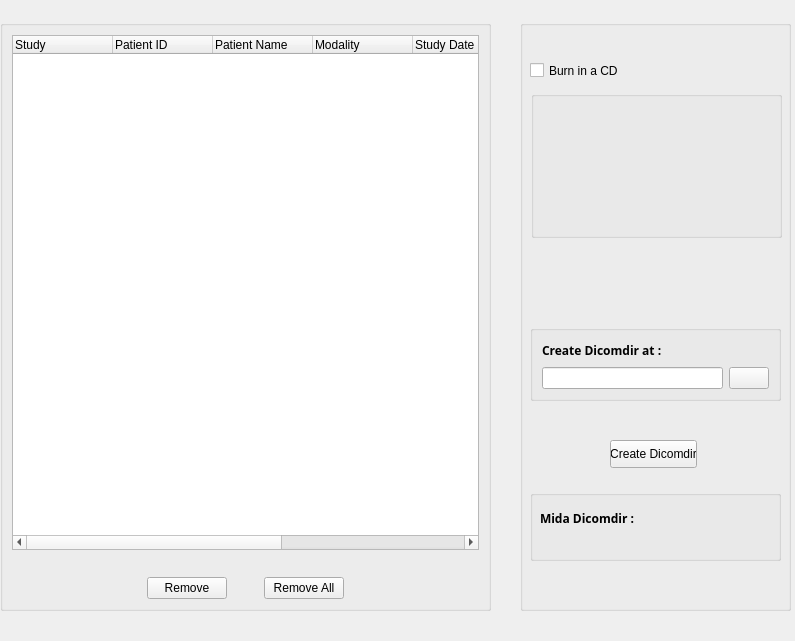
This is starviewer/src/interface/qcreatedicomdirbase.ui in starviewer-medical/starviewer as Qt 5 draws it before an edit. The edited form follows.
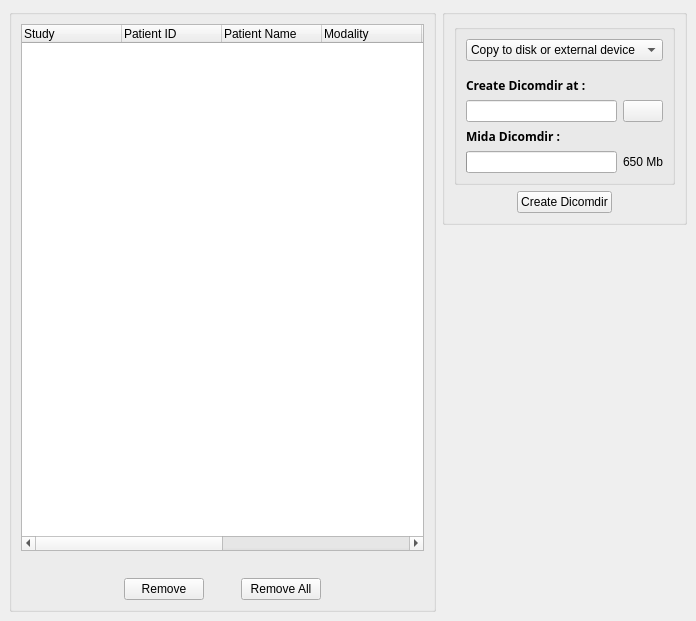
This is the edited form. Icons and pictures are not drawn.

Commit message: ENH: Es permet gravar dicomdirs a cd o dvd amb el k3b, encara el sistema no esta del tot implementat, els canvis es pugen per comprovar que el k3b gravi correctament amb l'ordinador INVES, que disposa de gravadora

Patch:
```diff
--- a/starviewer/src/interface/qcreatedicomdirbase.ui
+++ b/starviewer/src/interface/qcreatedicomdirbase.ui
@@ -8,22 +8,247 @@
    <rect>
     <x>0</x>
     <y>0</y>
-    <width>795</width>
-    <height>641</height>
+    <width>695</width>
+    <height>621</height>
    </rect>
   </property>
   <property name="windowTitle" >
    <string>Create DicomDir</string>
   </property>
+  <layout class="QGridLayout" >
+   <property name="margin" >
+    <number>9</number>
+   </property>
+   <property name="spacing" >
+    <number>6</number>
+   </property>
+   <item row="0" column="1" >
+    <layout class="QVBoxLayout" >
+     <property name="margin" >
+      <number>0</number>
+     </property>
+     <property name="spacing" >
+      <number>6</number>
+     </property>
+     <item>
+      <widget class="QGroupBox" name="groupBox" >
+       <property name="title" >
+        <string/>
+       </property>
+       <layout class="QGridLayout" >
+        <property name="margin" >
+         <number>9</number>
+        </property>
+        <property name="spacing" >
+         <number>6</number>
+        </property>
+        <item row="0" column="0" >
+         <widget class="QGroupBox" name="groupBox_2" >
+          <property name="title" >
+           <string/>
+          </property>
+          <layout class="QGridLayout" >
+           <property name="margin" >
+            <number>9</number>
+           </property>
+           <property name="spacing" >
+            <number>6</number>
+           </property>
+           <item row="1" column="0" >
+            <spacer>
+             <property name="orientation" >
+              <enum>Qt::Vertical</enum>
+             </property>
+             <property name="sizeType" >
+              <enum>QSizePolicy::Fixed</enum>
+             </property>
+             <property name="sizeHint" >
+              <size>
+               <width>20</width>
+               <height>10</height>
+              </size>
+             </property>
+            </spacer>
+           </item>
+           <item row="5" column="1" >
+            <widget class="QLabel" name="m_labelMbCdDvdOcupat" >
+             <property name="autoFillBackground" >
+              <bool>false</bool>
+             </property>
+             <property name="text" >
+              <string>650 Mb</string>
+             </property>
+             <property name="alignment" >
+              <set>Qt::AlignCenter</set>
+             </property>
+            </widget>
+           </item>
+           <item row="5" column="0" >
+            <widget class="QProgressBar" name="m_progressBarOcupat" >
+             <property name="maximum" >
+              <number>100</number>
+             </property>
+             <property name="value" >
+              <number>0</number>
+             </property>
+             <property name="textVisible" >
+              <bool>false</bool>
+             </property>
+             <property name="orientation" >
+              <enum>Qt::Horizontal</enum>
+             </property>
+             <property name="textDirection" >
+              <enum>QProgressBar::TopToBottom</enum>
+             </property>
+            </widget>
+           </item>
+           <item row="4" column="0" colspan="2" >
+            <widget class="QLabel" name="m_labelSizeOfDicomdir" >
+             <property name="font" >
+              <font>
+               <family>Sans Serif</family>
+               <pointsize>9</pointsize>
+               <weight>75</weight>
+               <italic>false</italic>
+               <bold>true</bold>
+               <underline>false</underline>
+               <strikeout>false</strikeout>
+              </font>
+             </property>
+             <property name="text" >
+              <string>Mida Dicomdir :</string>
+             </property>
+            </widget>
+           </item>
+           <item row="3" column="0" colspan="2" >
+            <layout class="QHBoxLayout" >
+             <property name="margin" >
+              <number>0</number>
+             </property>
+             <property name="spacing" >
+              <number>6</number>
+             </property>
+             <item>
+              <widget class="QLineEdit" name="m_lineEditDicomdirPath" />
+             </item>
+             <item>
+              <widget class="QPushButton" name="m_buttonExamineDisk" >
+               <property name="text" >
+                <string/>
+               </property>
+               <property name="icon" >
+                <iconset resource="../main/main.qrc" >:/images/folderclose.png</iconset>
+               </property>
+              </widget>
+             </item>
+            </layout>
+           </item>
+           <item row="2" column="0" colspan="2" >
+            <widget class="QLabel" name="m_labelCreateDicomdir" >
+             <property name="font" >
+              <font>
+               <family>Sans Serif</family>
+               <pointsize>9</pointsize>
+               <weight>75</weight>
+               <italic>false</italic>
+               <bold>true</bold>
+               <underline>false</underline>
+               <strikeout>false</strikeout>
+              </font>
+             </property>
+             <property name="text" >
+              <string>Create Dicomdir at :</string>
+             </property>
+            </widget>
+           </item>
+           <item row="0" column="0" colspan="2" >
+            <widget class="QComboBox" name="m_comboBoxAction" >
+             <item>
+              <property name="text" >
+               <string>Copy to disk or external device</string>
+              </property>
+             </item>
+             <item>
+              <property name="text" >
+               <string>Burn in a Cd</string>
+              </property>
+             </item>
+             <item>
+              <property name="text" >
+               <string>Burn in a Dvd</string>
+              </property>
+             </item>
+            </widget>
+           </item>
+          </layout>
+         </widget>
+        </item>
+        <item row="1" column="0" >
+         <layout class="QHBoxLayout" >
+          <property name="margin" >
+           <number>0</number>
+          </property>
+          <property name="spacing" >
+           <number>6</number>
+          </property>
+          <item>
+           <spacer>
+            <property name="orientation" >
+             <enum>Qt::Horizontal</enum>
+            </property>
+            <property name="sizeHint" >
+             <size>
+              <width>40</width>
+              <height>20</height>
+             </size>
+            </property>
+           </spacer>
+          </item>
+          <item>
+           <widget class="QPushButton" name="m_buttonCreateDicomdir" >
+            <property name="toolTip" >
+             <string>Creates the Dicomdir with the selected studies</string>
+            </property>
+            <property name="text" >
+             <string>Create Dicomdir</string>
+            </property>
+           </widget>
+          </item>
+          <item>
+           <spacer>
+            <property name="orientation" >
+             <enum>Qt::Horizontal</enum>
+            </property>
+            <property name="sizeHint" >
+             <size>
+              <width>40</width>
+              <height>20</height>
+             </size>
+            </property>
+           </spacer>
+          </item>
+         </layout>
+        </item>
+       </layout>
+      </widget>
+     </item>
+     <item>
+      <spacer>
+       <property name="orientation" >
+        <enum>Qt::Vertical</enum>
+       </property>
+       <property name="sizeHint" >
+        <size>
+         <width>20</width>
+         <height>381</height>
+        </size>
+       </property>
+      </spacer>
+     </item>
+    </layout>
+   </item>
+   <item row="0" column="0" >
   <widget class="QGroupBox" name="GroupBox1" >
-   <property name="geometry" >
-    <rect>
-     <x>0</x>
-     <y>20</y>
-     <width>491</width>
-     <height>591</height>
-    </rect>
-   </property>
    <property name="title" >
     <string/>
    </property>
@@ -36,6 +261,12 @@
     </property>
     <item>
      <widget class="QTreeWidget" name="m_dicomdirStudiesList" >
+        <property name="minimumSize" >
+         <size>
+          <width>403</width>
+          <height>0</height>
+         </size>
+        </property>
       <column>
        <property name="text" >
         <string>Study</string>
@@ -168,170 +399,8 @@
     </item>
    </layout>
   </widget>
-  <widget class="QGroupBox" name="groupBox" >
-   <property name="geometry" >
-    <rect>
-     <x>520</x>
-     <y>20</y>
-     <width>271</width>
-     <height>591</height>
-    </rect>
-   </property>
-   <property name="title" >
-    <string/>
-   </property>
-   <widget class="QGroupBox" name="groupBox_2" >
-    <property name="geometry" >
-     <rect>
-      <x>11</x>
-      <y>71</y>
-      <width>251</width>
-      <height>147</height>
-     </rect>
-    </property>
-    <property name="title" >
-     <string/>
-    </property>
-   </widget>
-   <widget class="QGroupBox" name="groupBox_4" >
-    <property name="geometry" >
-     <rect>
-      <x>10</x>
-      <y>470</y>
-      <width>251</width>
-      <height>71</height>
-     </rect>
-    </property>
-    <property name="title" >
-     <string/>
-    </property>
-    <widget class="QLabel" name="m_labelSizeOfDicomdir" >
-     <property name="geometry" >
-      <rect>
-       <x>10</x>
-       <y>20</y>
-       <width>231</width>
-       <height>16</height>
-      </rect>
-     </property>
-     <property name="font" >
-      <font>
-       <family>Sans Serif</family>
-       <pointsize>9</pointsize>
-       <weight>75</weight>
-       <italic>false</italic>
-       <bold>true</bold>
-       <underline>false</underline>
-       <strikeout>false</strikeout>
-      </font>
-     </property>
-     <property name="text" >
-      <string>Mida Dicomdir :</string>
-     </property>
-    </widget>
-   </widget>
-   <widget class="QGroupBox" name="groupBoxCreateDicomdirAt" >
-    <property name="geometry" >
-     <rect>
-      <x>10</x>
-      <y>305</y>
-      <width>251</width>
-      <height>76</height>
-     </rect>
-    </property>
-    <property name="title" >
-     <string/>
-    </property>
-    <layout class="QGridLayout" >
-     <property name="margin" >
-      <number>9</number>
-     </property>
-     <property name="spacing" >
-      <number>6</number>
-     </property>
-     <item row="0" column="0" >
-      <layout class="QVBoxLayout" >
-       <property name="margin" >
-        <number>0</number>
-       </property>
-       <property name="spacing" >
-        <number>6</number>
-       </property>
-       <item>
-        <widget class="QLabel" name="label" >
-         <property name="font" >
-          <font>
-           <family>Sans Serif</family>
-           <pointsize>9</pointsize>
-           <weight>75</weight>
-           <italic>false</italic>
-           <bold>true</bold>
-           <underline>false</underline>
-           <strikeout>false</strikeout>
-          </font>
-         </property>
-         <property name="text" >
-          <string>Create Dicomdir at :</string>
-         </property>
-        </widget>
-       </item>
-       <item>
-        <layout class="QHBoxLayout" >
-         <property name="margin" >
-          <number>0</number>
-         </property>
-         <property name="spacing" >
-          <number>6</number>
-         </property>
-         <item>
-          <widget class="QLineEdit" name="m_lineEditDicomdirPath" />
-         </item>
-         <item>
-          <widget class="QPushButton" name="m_buttonExamineDisk" >
-           <property name="text" >
-            <string/>
-           </property>
-           <property name="icon" >
-            <iconset resource="../main/main.qrc" >:/images/folderclose.png</iconset>
-           </property>
-          </widget>
-         </item>
-        </layout>
-       </item>
-      </layout>
-     </item>
-    </layout>
-   </widget>
-   <widget class="QPushButton" name="m_buttonCreateDicomdir" >
-    <property name="geometry" >
-     <rect>
-      <x>90</x>
-      <y>420</y>
-      <width>87</width>
-      <height>28</height>
-     </rect>
-    </property>
-    <property name="toolTip" >
-     <string>Creates the Dicomdir with the selected studies</string>
-    </property>
-    <property name="text" >
-     <string>Create Dicomdir</string>
-    </property>
-   </widget>
-   <widget class="QCheckBox" name="m_checkBoxBurnCd" >
-    <property name="geometry" >
-     <rect>
-      <x>10</x>
-      <y>40</y>
-      <width>91</width>
-      <height>21</height>
-     </rect>
-    </property>
-    <property name="text" >
-     <string>Burn in a CD</string>
-    </property>
-   </widget>
-  </widget>
+   </item>
+  </layout>
  </widget>
  <pixmapfunction></pixmapfunction>
  <resources>
```
Lines whose indentation alone changed are shown as unchanged. The commit also changes 2 other files.
